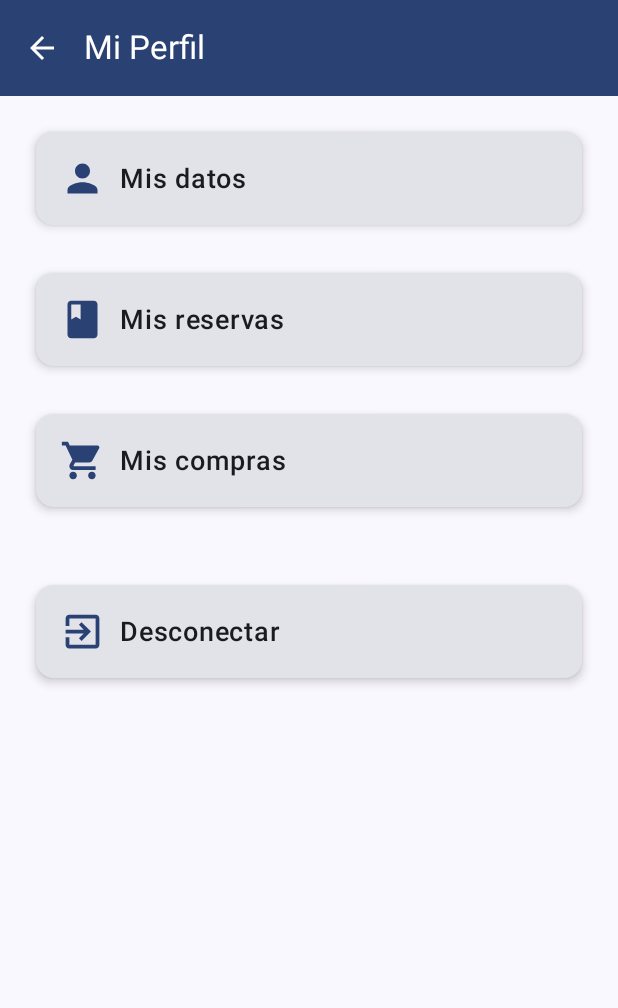
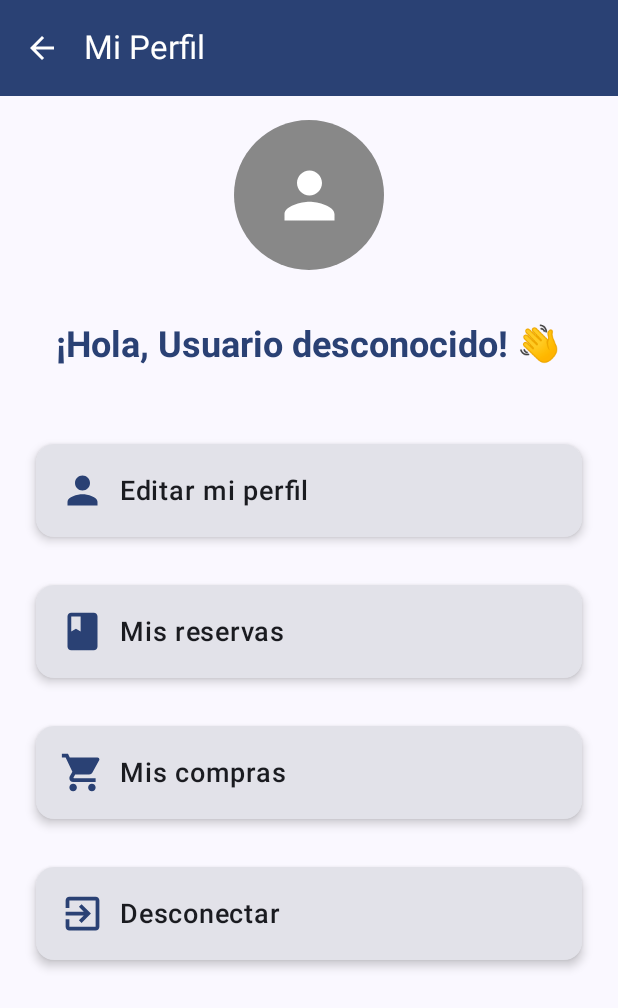
Before and after one commit to RenaudBronchart/TFG, an Android app built with Jetpack Compose: the Profile screen opened through its navigation route, on a phone screen of 412 x 824 dp. Shown: the top 1008 px of the screen. Run offline under Robolectric (Android 15) with nearby library versions, the phone set to English and light mode, and no system bars; our stand-ins replace Firebase (no records; nobody signed in at launch, a user with empty details on screens opened directly), livedata-compose.

Commit message:
V1 profile page done

```diff
--- a/app/src/main/java/com/example/tfg/screens/Profile.kt
+++ b/app/src/main/java/com/example/tfg/screens/Profile.kt
@@ -1,8 +1,10 @@
 package com.example.tfg.screens
 
 import android.util.Log
+import androidx.compose.foundation.background
 import androidx.compose.foundation.clickable
 import androidx.compose.foundation.layout.Arrangement
+import androidx.compose.foundation.layout.Box
 import androidx.compose.foundation.layout.Column
 import androidx.compose.foundation.layout.Row
 import androidx.compose.foundation.layout.Spacer
@@ -12,6 +14,7 @@ import androidx.compose.foundation.layout.height
 import androidx.compose.foundation.layout.padding
 import androidx.compose.foundation.layout.size
 import androidx.compose.foundation.layout.width
+import androidx.compose.foundation.shape.CircleShape
 import androidx.compose.material.icons.Icons
 import androidx.compose.material.icons.automirrored.filled.ArrowBack
 import androidx.compose.material.icons.filled.Book
@@ -38,6 +41,7 @@ import androidx.compose.runtime.livedata.observeAsState
 import androidx.compose.runtime.remember
 import androidx.compose.ui.Alignment
 import androidx.compose.ui.Modifier
+import androidx.compose.ui.draw.clip
 import androidx.compose.ui.graphics.Color
 import androidx.compose.ui.graphics.vector.ImageVector
 import androidx.compose.ui.text.font.FontWeight
@@ -52,10 +56,18 @@ import com.example.tfg.viewmodel.UsuarioViewModel
 @Composable
 fun Profile(navController: NavHostController, authViewModel: AuthViewModel, viewModel: UsuarioViewModel) {
 
-    authViewModel.user.collectAsState().value?.let { firebaseUser ->
-        Log.d("Profile", "Utilisateur connecté: ${firebaseUser?.uid ?: "Aucun utilisateur"}")
+
+    val usuarioData by viewModel.usuario.collectAsState()
+    val nombre = usuarioData?.nombre ?: "Usuario desconocido"
+
+    val firebaseUser = authViewModel.user.collectAsState().value
+
+    LaunchedEffect(firebaseUser?.uid) {  // Se déclenche uniquement si l'UID change
+        firebaseUser?.let {
+            viewModel.loadUsuario(it.uid)
         }
-    val usuario by viewModel.usuarios.collectAsState()
+    }
+
 
     Scaffold(
 
@@ -79,8 +91,6 @@ fun Profile(navController: NavHostController, authViewModel: AuthViewModel, view
         }
     ) { innerPadding ->
 
-
-
         Column(
             horizontalAlignment = Alignment.CenterHorizontally,
             modifier = Modifier
@@ -88,9 +98,43 @@ fun Profile(navController: NavHostController, authViewModel: AuthViewModel, view
                 .padding(innerPadding)
                 .padding(16.dp)
         ) {
+            // ✅ Ajout de l'icône de la photo de profil
+            Box(
+                modifier = Modifier
+                    .size(100.dp)
+                    .clip(CircleShape)  // Pour rendre l'icône circulaire
+                    .background(Color.Gray), // Placeholder pour la photo
+                contentAlignment = Alignment.Center
+            ) {
+                Icon(
+                    imageVector = Icons.Default.Person,
+                    contentDescription = "Profile Picture",
+                    modifier = Modifier.size(50.dp),
+                    tint = Color.White
+                )
+            }
+
+            Spacer(modifier = Modifier.height(16.dp))
+
+            // ✅ Texte de bienvenue amélioré
+            Text(
+                text = "¡Hola, $nombre! 👋",
+                style = MaterialTheme.typography.headlineMedium.copy(
+                    fontWeight = FontWeight.Bold,
+                    fontSize = 24.sp,
+                    color = MaterialTheme.colorScheme.primary
+                ),
+                modifier = Modifier.padding(16.dp)
+            )
+
+            Spacer(modifier = Modifier.height(24.dp))
+
+            // ✅ Cartes d'options
+            Column {
+
                 CardItem(
                     icon = Icons.Default.Person,
-                text = "Mis datos",
+                    text = "Editar mi perfil",
                     onClick = { navController.navigate("MyData") }
                 )
 
@@ -110,7 +154,7 @@ fun Profile(navController: NavHostController, authViewModel: AuthViewModel, view
                     onClick = { navController.navigate("AddProduct") }
                 )
 
-            Spacer(modifier = Modifier.height(36.dp))
+                Spacer(modifier = Modifier.height(16.dp))
 
                 CardItem(
                     icon = Icons.Default.ExitToApp,
@@ -126,7 +170,7 @@ fun Profile(navController: NavHostController, authViewModel: AuthViewModel, view
             }
 
 
-
+        }
     }
 
 
--- a/app/src/main/java/com/example/tfg/viewmodel/UsuarioViewModel.kt
+++ b/app/src/main/java/com/example/tfg/viewmodel/UsuarioViewModel.kt
@@ -75,12 +75,28 @@ class UsuarioViewModel: ViewModel() {
 
 
     fun loadUsuario(uid: String) {
+        Log.d("UsuarioViewModel", "Appel de loadUsuario avec uid: $uid")
+
         viewModelScope.launch {
             val db = FirebaseFirestore.getInstance()
-            val document = db.collection("usuarios").document(uid).get().await()
-            _usuario.value = document.toObject(Usuario::class.java)
+            try {
+                val document = db.collection("usuarios").document(uid).get().await()
+                val usuario = document.toObject(Usuario::class.java)
+
+                if (usuario != null) {
+                    _usuario.value = usuario
+                    Log.d("UsuarioViewModel", "Données récupérées : ${usuario.nombre}")
+                } else {
+                    Log.e("UsuarioViewModel", "Aucune donnée trouvée pour cet UID")
+                }
+            } catch (e: Exception) {
+                Log.e("UsuarioViewModel", "Erreur lors du chargement des données : ${e.message}")
+            }
         }
     }
+
+
+
 
     fun onCompletedFields(
         nombre: String,
```
Also changed, not shown: app/src/main/java/com/example/tfg/components/Date.kt (+23 -16 lines), app/src/main/java/com/example/tfg/components/SelectGender.kt (+14 -6 lines), app/src/main/java/com/example/tfg/screens/MyData.kt (+21 -2 lines), app/src/main/java/com/example/tfg/screens/SignUp.kt (+64 -71 lines). Lines whose indentation alone changed are shown as unchanged.
